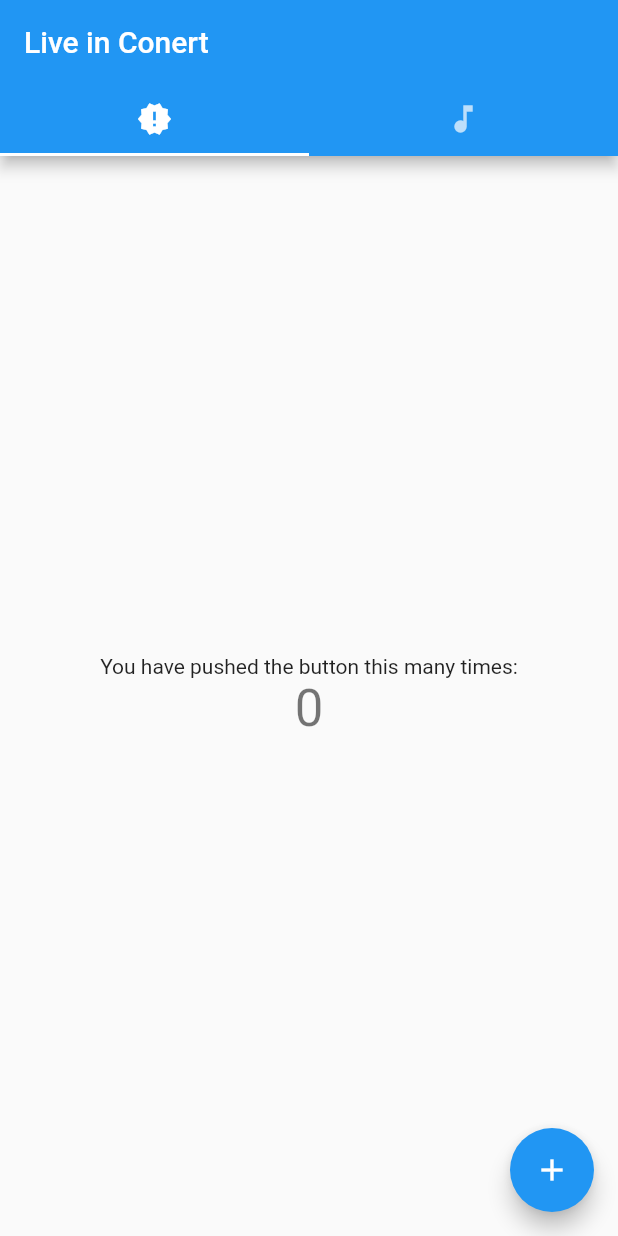
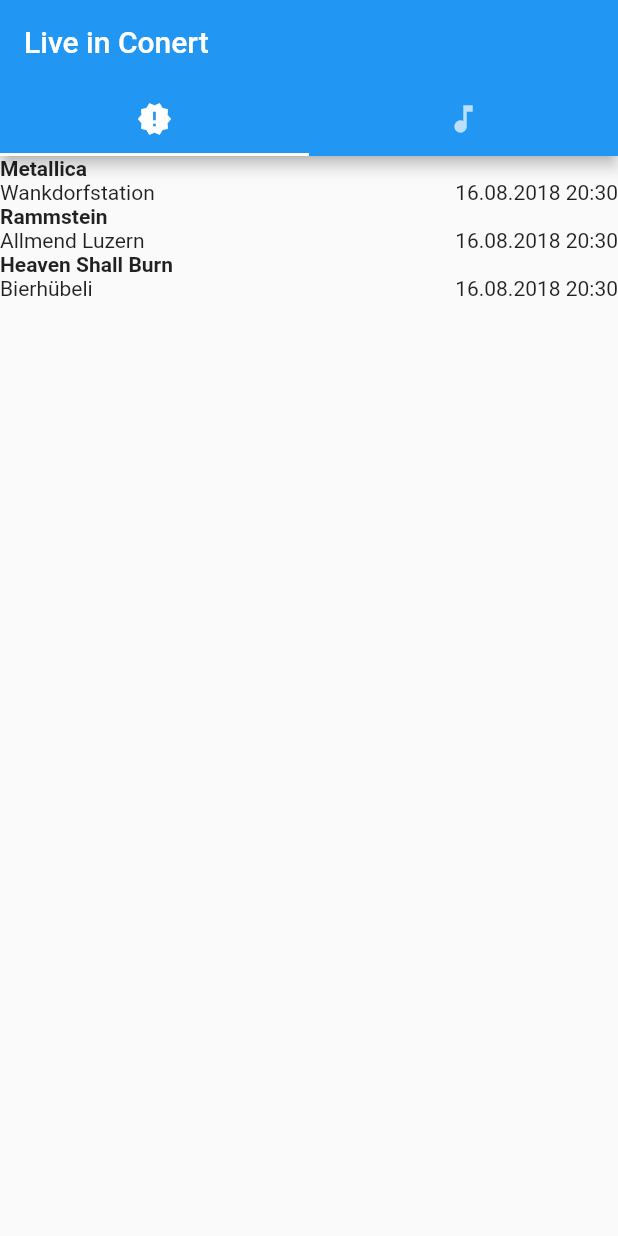
Before and after one commit to fotcorn/liveinconcert-mobile-app, a Flutter app: the screen it shows after launch, on a phone screen of 412 x 824 dp. Run offline on Flutter 3.47's test engine with Material 2 defaults, Android fonts, the phone set to English and light mode, and no system bars; our stand-ins replace firebase_messaging; accounts and stored records are empty.

Commit message:
initial render of concert list

```diff
--- a/lib/app.dart
+++ b/lib/app.dart
@@ -61,8 +61,8 @@ class _AppState extends State<App> {
           ),
           body: TabBarView(
             children: [
-             MyHomePage(title: 'home') ,
-             MyHomePage(title: 'second'),
+             NewConcerts() ,
+             NewConcerts(),
             ],
           )
         )
--- a/lib/new_concerts.dart
+++ b/lib/new_concerts.dart
@@ -1,80 +1,56 @@
 import 'package:flutter/material.dart';
+import 'package:intl/intl.dart';
 
-class MyHomePage extends StatefulWidget {
-  MyHomePage({Key key, this.title}) : super(key: key);
-
-  // This widget is the home page of your application. It is stateful, meaning
-  // that it has a State object (defined below) that contains fields that affect
-  // how it looks.
-
-  // This class is the configuration for the state. It holds the values (in this
-  // case the title) provided by the parent (in this case the App widget) and
-  // used by the build method of the State. Fields in a Widget subclass are
-  // always marked "final".
-
-  final String title;
+class NewConcerts extends StatefulWidget {
+  NewConcerts({Key key}) : super(key: key);
 
   @override
-  _MyHomePageState createState() => new _MyHomePageState();
+  _NewConcertsState createState() => new _NewConcertsState();
 }
 
-class _MyHomePageState extends State<MyHomePage> {
-  int _counter = 0;
+class Concert {
+  Concert(this.artist, this.location, this.dateTime);
+  String artist;
+  String location;
+  DateTime dateTime;
+}
 
-  void _incrementCounter() {
-    setState(() {
-      // This call to setState tells the Flutter framework that something has
-      // changed in this State, which causes it to rerun the build method below
-      // so that the display can reflect the updated values. If we changed
-      // _counter without calling setState(), then the build method would not be
-      // called again, and so nothing would appear to happen.
-      _counter++;
-    });
+class _NewConcertsState extends State<NewConcerts> {
+  final DateFormat formatter = new DateFormat('dd.MM.yyyy HH:mm');
+  final List<Concert> concerts = new List();
+
+  @override
+  void initState() {
+    super.initState();
+    concerts.add(new Concert('Metallica', 'Wankdorfstation', new DateTime(2018, 08, 16, 20, 30, 0)));
+    concerts.add(new Concert('Rammstein', 'Allmend Luzern', new DateTime(2018, 08, 16, 20, 30, 0)));
+    concerts.add(new Concert('Heaven Shall Burn', 'Bierhübeli', new DateTime(2018, 08, 16, 20, 30, 0)));
   }
 
   @override
   Widget build(BuildContext context) {
-    // This method is rerun every time setState is called, for instance as done
-    // by the _incrementCounter method above.
-    //
-    // The Flutter framework has been optimized to make rerunning build methods
-    // fast, so that you can just rebuild anything that needs updating rather
-    // than having to individually change instances of widgets.
-    return new Scaffold(
-      body: new Center(
-        // Center is a layout widget. It takes a single child and positions it
-        // in the middle of the parent.
-        child: new Column(
-          // Column is also layout widget. It takes a list of children and
-          // arranges them vertically. By default, it sizes itself to fit its
-          // children horizontally, and tries to be as tall as its parent.
-          //
-          // Invoke "debug paint" (press "p" in the console where you ran
-          // "flutter run", or select "Toggle Debug Paint" from the Flutter tool
-          // window in IntelliJ) to see the wireframe for each widget.
-          //
-          // Column has various properties to control how it sizes itself and
-          // how it positions its children. Here we use mainAxisAlignment to
-          // center the children vertically; the main axis here is the vertical
-          // axis because Columns are vertical (the cross axis would be
-          // horizontal).
-          mainAxisAlignment: MainAxisAlignment.center,
-          children: <Widget>[
-            new Text(
-              'You have pushed the button this many times:',
+    return new ListView.builder(
+      itemCount: this.concerts.length,
+      itemBuilder: (context, index) {
+        final concert = this.concerts[index];
+        return Column(
+          children: [
+            Text(
+              concert.artist,
+              style: TextStyle(fontWeight: FontWeight.bold),
             ),
-            new Text(
-              '$_counter',
-              style: Theme.of(context).textTheme.display1,
+            Row(
+              children: [
+                Text(concert.location),
+                Text(formatter.format(concert.dateTime)),
+              ],
+              mainAxisAlignment: MainAxisAlignment.spaceBetween,
             ),
+
           ],
-        ),
-      ),
-      floatingActionButton: new FloatingActionButton(
-        onPressed: _incrementCounter,
-        tooltip: 'Increment',
-        child: new Icon(Icons.add),
-      ), // This trailing comma makes auto-formatting nicer for build methods.
+          crossAxisAlignment: CrossAxisAlignment.start,
+        );
+      }
     );
   }
 }
--- a/pubspec.yaml
+++ b/pubspec.yaml
@@ -5,6 +5,7 @@ dependencies:
   flutter:
     sdk: flutter
   firebase_messaging:
+  intl:
 
   # The following adds the Cupertino Icons font to your application.
   # Use with the CupertinoIcons class for iOS style icons.
```
Also changed, not shown: pubspec.lock.
